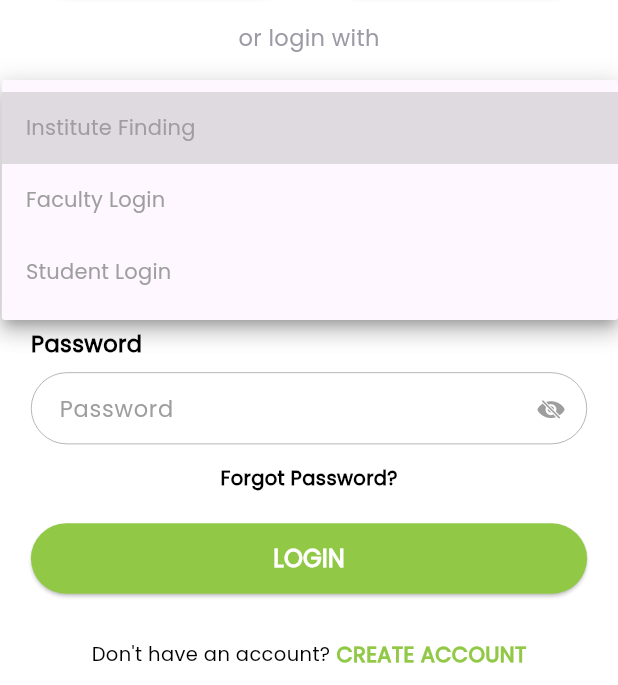
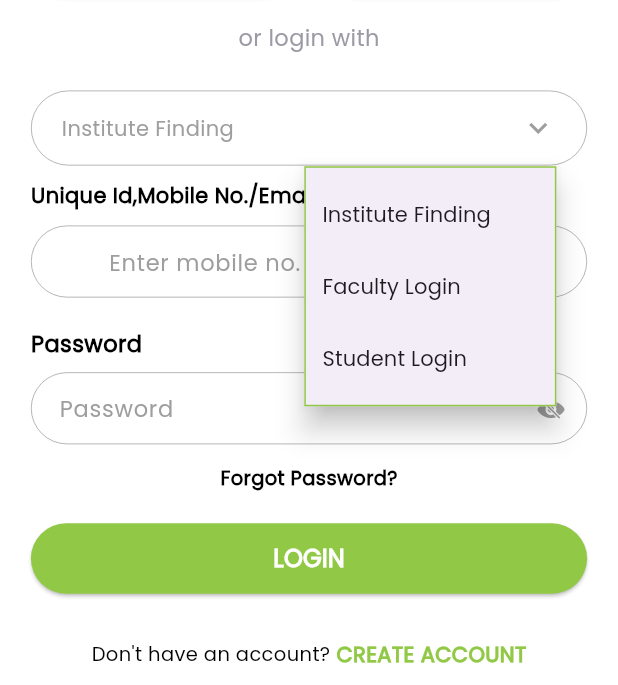
Before and after one commit to PIYUSHPRAJAPATI2715/vidhaalay, a Flutter app: the screen it shows after launch, after a tap on "GET STARTED", after a tap on "Institute Finding", on a phone screen of 412 x 824 dp, the part 551-1236 px from its top. Run offline on Flutter 3.47's test engine with Material 2 defaults, Android fonts, the phone set to English and light mode, and no system bars; our stand-ins replace flutter_svg, form_field_validator, get, google_fonts, hidden_drawer_menu, loading_animation_widget and 3 more; project files that could hold a hidden picture were left out.

Commit message:
student 2023

```diff
--- a/lib/login screens/forgot_pass_screen.dart
+++ b/lib/login screens/forgot_pass_screen.dart
@@ -97,7 +97,7 @@ class _ForgotPasswordScreenState extends State<ForgotPasswordScreen> {
                     InkWell(
                       onTap: (){
                         Get.toNamed(
-                            MyRouters.otpScreen
+                            MyRouters.otpScreenEmail
                         );
                       },
                       child: Container(
--- a/lib/login screens/intro_page_screen.dart
+++ b/lib/login screens/intro_page_screen.dart
@@ -22,12 +22,9 @@ class _IntroPageScreenState extends State<IntroPageScreen> {
     Size size = MediaQuery.of(context).size;
     return Scaffold(
       backgroundColor: AppThemes.white,
-      body: SafeArea(
-        child: SingleChildScrollView(
-          padding: EdgeInsets.symmetric(vertical: size.height*.040),
-          physics: const BouncingScrollPhysics(),
-          child: Column(
+      body: Column(
         crossAxisAlignment: CrossAxisAlignment.start,
+        mainAxisAlignment: MainAxisAlignment.center,
         children: [
           Padding(
             padding:  EdgeInsets.symmetric(horizontal: size.width*.06),
@@ -61,9 +58,9 @@ class _IntroPageScreenState extends State<IntroPageScreen> {
           SizedBox(
             height: size.height*.070,
           ),
-              Image.asset(AppAssets.introImg,fit: BoxFit.fitWidth,),
+          Image.asset(AppAssets.introImg,fit: BoxFit.fitWidth,height: size.height*.40,width: size.width,),
           SizedBox(
-                height: size.height*.030,
+            height: size.height*.035,
           ),
           Padding(
             padding:  EdgeInsets.symmetric(horizontal: size.width*.06),
@@ -79,8 +76,6 @@ class _IntroPageScreenState extends State<IntroPageScreen> {
           )
         ],
       ),
-        ),
-      ),
     );
   }
 }
--- a/lib/login screens/signin_screen.dart
+++ b/lib/login screens/signin_screen.dart
@@ -35,6 +35,31 @@ class _SignInPageState extends State<SignInPage> {
   bool value = false;
   RxBool checkboxColor = false.obs;
   bool showValidation = false;
+  TextEditingController _textEditingController = TextEditingController();
+  String _displayedValue = '';
+
+  @override
+  void dispose() {
+    _textEditingController.dispose();
+    super.dispose();
+  }
+
+  void updateDisplayedValue(String input) {
+    if (input.isEmpty) {
+      setState(() {
+        _displayedValue = '';
+      });
+    }
+    else if (int.tryParse(input) != null ) {
+      setState(() {
+        _displayedValue = '+91';
+      });
+    } else {
+      setState(() {
+        _displayedValue = '';
+      });
+    }
+  }
   @override
   Widget build(BuildContext context) {
     Size size = MediaQuery.of(context).size;
@@ -194,55 +219,98 @@ class _SignInPageState extends State<SignInPage> {
                         height: size.height * 0.030,
                       ),
 
+                      // Container(
+                      //   height: 50,
+                      //   width: Get.width,
+                      //   decoration: BoxDecoration(
+                      //     borderRadius: BorderRadius.circular(25),
+                      //   ),
+                      //   child: DropdownButtonFormField(
+                      //     focusColor: Colors.grey.shade50,
+                      //     isExpanded: true,
+                      //     iconEnabledColor: const Color(0xff97949A),
+                      //     icon: const Icon(Icons.keyboard_arrow_down),
+                      //     hint: Text(
+                      //       category,
+                      //       style: const TextStyle(
+                      //           color: Color(0xff463B57),
+                      //           fontSize: 16,
+                      //           fontWeight: FontWeight.w300),
+                      //       textAlign: TextAlign.justify,
+                      //     ),
+                      //     decoration: InputDecoration(
+                      //         fillColor: Colors.grey.shade50,
+                      //         contentPadding: const EdgeInsets.symmetric(
+                      //             horizontal: 20, vertical: 10),
+                      //         focusedBorder: OutlineInputBorder(
+                      //           borderSide:
+                      //           BorderSide(color: Colors.grey.shade300),
+                      //           borderRadius: BorderRadius.circular(25.0),
+                      //         ),
+                      //         enabledBorder: const OutlineInputBorder(
+                      //             borderSide:
+                      //             BorderSide(color: Color(0xffE3E3E3)),
+                      //             borderRadius: BorderRadius.all(
+                      //                 Radius.circular(25.0)))),
+                      //     value: category,
+                      //     items: categoryitems.map((String items) {
+                      //       return DropdownMenuItem(
+                      //         value: items,
+                      //         child: Text(
+                      //           items,
+                      //           style: const TextStyle(
+                      //               color: Colors.grey, fontSize: 14),
+                      //         ),
+                      //       );
+                      //     }).toList(),
+                      //     onChanged: (String? newValue) {
+                      //       setState(() {
+                      //         category = newValue!;
+                      //       });
+                      //     },
+                      //   ),
+                      // ),
+
                       Container(
                         height: 50,
-                        width: Get.width,
-                        decoration: BoxDecoration(
-                          borderRadius: BorderRadius.circular(25),
-                        ),
-                        child: DropdownButtonFormField(
-                          focusColor: Colors.grey.shade50,
-                          isExpanded: true,
-                          iconEnabledColor: const Color(0xff97949A),
-                          icon: const Icon(Icons.keyboard_arrow_down),
-                          hint: Text(
-                            category,
-                            style: const TextStyle(
-                                color: Color(0xff463B57),
-                                fontSize: 16,
-                                fontWeight: FontWeight.w300),
-                            textAlign: TextAlign.justify,
+                          width: Get.width,
+                          padding: const EdgeInsets.symmetric(horizontal: 20),
+                          decoration: BoxDecoration(
+                            borderRadius: BorderRadius.circular(25),
+                            border: Border.all(
+                              color: Colors.grey,
+                              width: 0.5
+                            )
                           ),
-                          decoration: InputDecoration(
-                              fillColor: Colors.grey.shade50,
-                              contentPadding: const EdgeInsets.symmetric(
-                                  horizontal: 20, vertical: 10),
-                              focusedBorder: OutlineInputBorder(
-                                borderSide:
-                                BorderSide(color: Colors.grey.shade300),
-                                borderRadius: BorderRadius.circular(25.0),
-                              ),
-                              enabledBorder: const OutlineInputBorder(
-                                  borderSide:
-                                  BorderSide(color: Color(0xffE3E3E3)),
-                                  borderRadius: BorderRadius.all(
-                                      Radius.circular(25.0)))),
-                          value: category,
-                          items: categoryitems.map((String items) {
-                            return DropdownMenuItem(
-                              value: items,
-                              child: Text(
-                                items,
-                                style: const TextStyle(
-                                    color: Colors.grey, fontSize: 14),
-                              ),
-                            );
-                          }).toList(),
-                          onChanged: (String? newValue) {
+                        child: PopupMenuButton<String>(
+                          shape: Border.all(
+                            color: AppThemes.primaryColor
+                          ),
+                          position: PopupMenuPosition.over,
+                          offset: const Offset(0, 50),
+                          elevation: 8,
+                          itemBuilder: (BuildContext context) {
+                            return categoryitems.map((String item) {
+                              return PopupMenuItem<String>(
+                                value: item,
+                                child: Text(item),
+                              );
+                            }).toList();
+                          },
+                          onSelected: (String selectedValue) {
                             setState(() {
-                              category = newValue!;
+                              category = selectedValue;
                             });
                           },
+                          child: Row(
+                            mainAxisAlignment: MainAxisAlignment.spaceBetween,
+                            children: <Widget>[
+                              Text(category,style: const TextStyle(
+                                color: Colors.grey,
+                              ),),
+                              const Icon(Icons.keyboard_arrow_down,  color: Colors.grey,),
+                            ],
+                          ),
                         ),
                       ),
                       const SizedBox(
@@ -260,8 +328,17 @@ class _SignInPageState extends State<SignInPage> {
                      const SizedBox(
                         height: 10,
                       ),
-
                       CommonTextfield(
+                        prefix: Column(
+                          crossAxisAlignment: CrossAxisAlignment.center,
+                          mainAxisAlignment: MainAxisAlignment.center,
+                          children: [
+                            Text(_displayedValue,textAlign: TextAlign.center,),
+                          ],
+                        ),
+                        onChanged: (text) {
+                          updateDisplayedValue(text);
+                        },
                         hintText: 'Enter mobile no.',
                         obSecure: false,
                         controller: userNameController,
--- a/lib/routers/my_routers.dart
+++ b/lib/routers/my_routers.dart
@@ -4,6 +4,7 @@ import '../controller/bottom_controller.dart';
 import '../login screens/create_new_pass.dart';
 import '../login screens/forgot_pass_screen.dart';
 import '../login screens/intro_page_screen.dart';
+import '../login screens/otp_for_email.dart';
 import '../login screens/otp_screen.dart';
 import '../login screens/signin_screen.dart';
 import '../login screens/signup_screen.dart';
@@ -47,6 +48,7 @@ class MyRouters{
   static var signupScreen = "/signupScreen";
   static var forgotPasswordScreen = "/forgotPasswordScreen";
   static var otpScreen = "/otpScreen";
+  static var otpScreenEmail = "/otpScreenEmail";
   static var createPasswordScreen = "/createPasswordScreen";
   static var bottomNavigationScreen = "/bottomNavigationScreen";
   static var schoolsDetailsScreen = "/schoolsDetailsScreen";
@@ -90,6 +92,7 @@ class MyRouters{
     GetPage(name: '/signupScreen', page: () =>  const SignupScreen()),
     GetPage(name: '/forgotPasswordScreen', page: () =>  const ForgotPasswordScreen()),
     GetPage(name: '/otpScreen', page: () =>  const OtpScreen()),
+    GetPage(name: '/otpScreenEmail', page: () =>  const OtpScreenEmail()),
     GetPage(name: '/createPasswordScreen', page: () =>  const CreatePasswordScreen()),
 
     //student screens
```
Also changed, not shown: lib/login screens/otp_for_email.dart (added, +186 -0 lines). Lines whose indentation alone changed are shown as unchanged.
